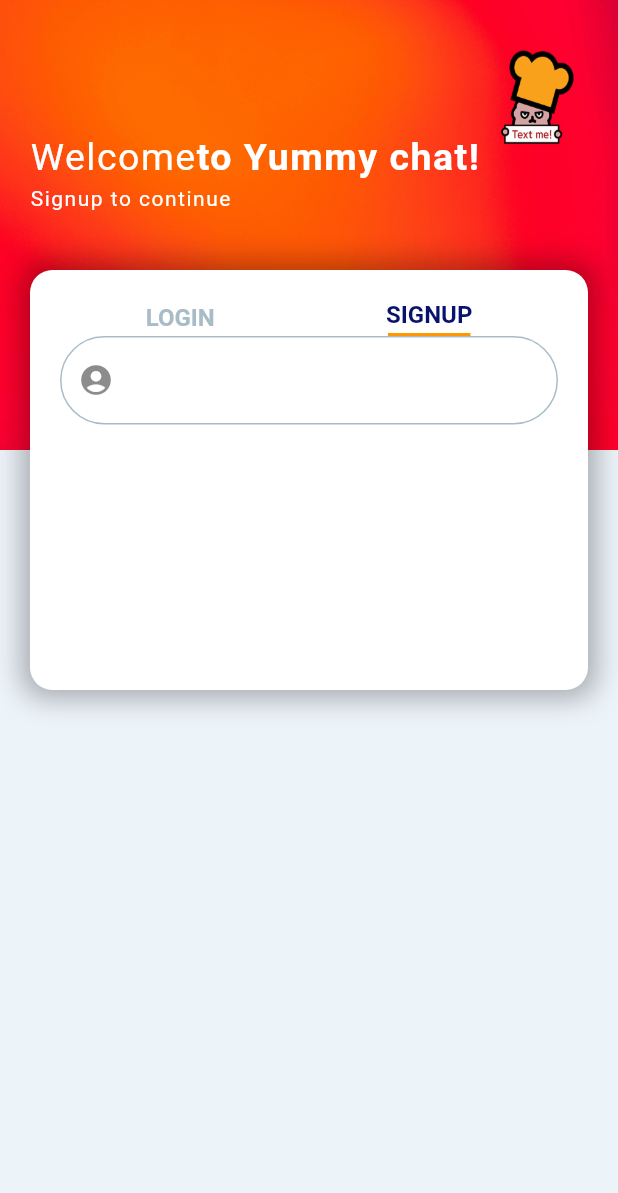
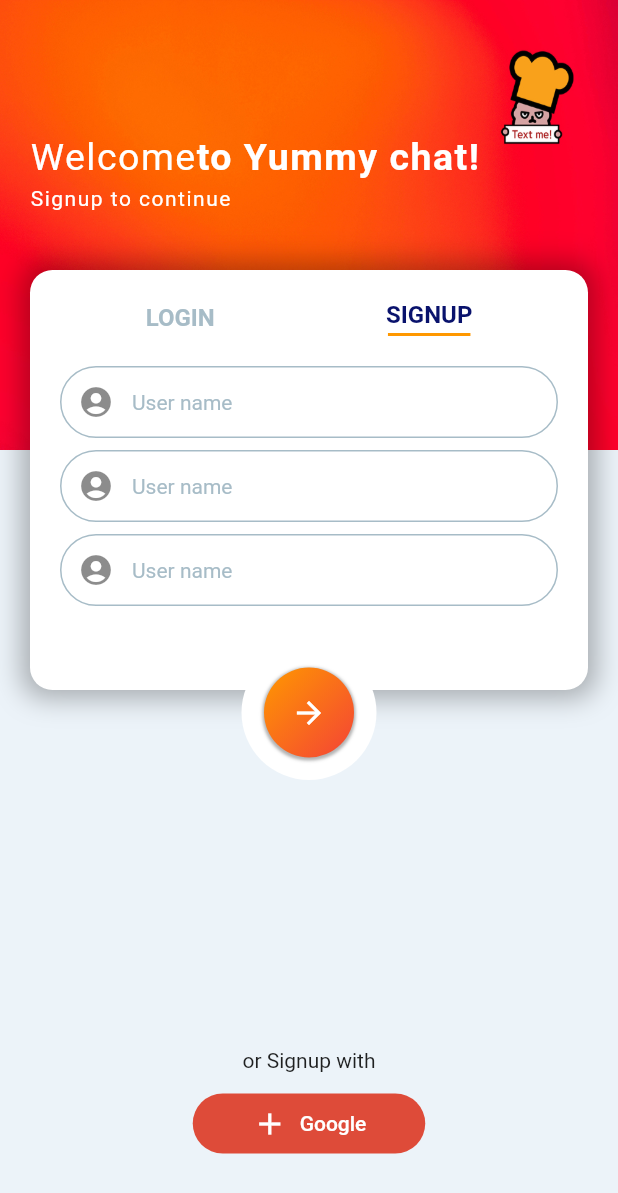
Before and after one commit to kwonjs1996/flutter-chatting, a Flutter app: the screen it shows after launch, on a phone screen of 412 x 824 dp. Shown: the top 1193 px of the screen. Run offline on Flutter 3.47's test engine with Material 2 defaults, Android fonts, the phone set to English and light mode, and no system bars.

Commit message:
chatting app ui(button, google login)

```diff
--- a/lib/screens/main_screen.dart
+++ b/lib/screens/main_screen.dart
@@ -70,6 +70,7 @@ class _LoginSignupScreenState extends State<LoginSignupScreen> {
               ),
             ),
           ),
+          //배경
           Positioned(
             top: 180,
             child: Container(
@@ -152,6 +153,7 @@ class _LoginSignupScreenState extends State<LoginSignupScreen> {
                     ],
                   ),
                   Container(
+                    padding: EdgeInsets.only(top: 20),
                     child: Form(
                       child: Column(
                         children: [
@@ -174,14 +176,148 @@ class _LoginSignupScreenState extends State<LoginSignupScreen> {
                                   Radius.circular(35),
                                 ),
                               ),
+                              hintText: 'User name',
+                              hintStyle: TextStyle(
+                                fontSize: 14,
+                                color: Palette.textColor1,
+                              ),
+                              contentPadding: EdgeInsets.all(10),
+                            ),
+                          ),
+                          SizedBox(
+                            height: 8,
+                          ),
+                          TextFormField(
+                            decoration: InputDecoration(
+                              prefixIcon: Icon(
+                                Icons.account_circle,
+                              ),
+                              enabledBorder: OutlineInputBorder(
+                                borderSide:
+                                    BorderSide(color: Palette.textColor1),
+                                borderRadius: BorderRadius.all(
+                                  Radius.circular(35),
+                                ),
+                              ),
+                              focusedBorder: OutlineInputBorder(
+                                borderSide:
+                                    BorderSide(color: Palette.textColor1),
+                                borderRadius: BorderRadius.all(
+                                  Radius.circular(35),
+                                ),
+                              ),
+                              hintText: 'User name',
+                              hintStyle: TextStyle(
+                                fontSize: 14,
+                                color: Palette.textColor1,
+                              ),
+                              contentPadding: EdgeInsets.all(10),
+                            ),
+                          ),
+                          SizedBox(
+                            height: 8,
+                          ),
+                          TextFormField(
+                            decoration: InputDecoration(
+                              prefixIcon: Icon(
+                                Icons.account_circle,
+                              ),
+                              enabledBorder: OutlineInputBorder(
+                                borderSide:
+                                    BorderSide(color: Palette.textColor1),
+                                borderRadius: BorderRadius.all(
+                                  Radius.circular(35),
+                                ),
+                              ),
+                              focusedBorder: OutlineInputBorder(
+                                borderSide:
+                                    BorderSide(color: Palette.textColor1),
+                                borderRadius: BorderRadius.all(
+                                  Radius.circular(35),
+                                ),
+                              ),
+                              hintText: 'User name',
+                              hintStyle: TextStyle(
+                                fontSize: 14,
+                                color: Palette.textColor1,
+                              ),
+                              contentPadding: EdgeInsets.all(10),
                             ),
                           ),
                         ],
                       ),
                     ),
-                  )
+                  ),
                 ],
               ),
+            ),
+          ),
+          //텍스트 폼 필드
+          Positioned(
+            top: 430,
+            right: 0,
+            left: 0,
+            child: Center(
+              child: Container(
+                padding: EdgeInsets.all(15),
+                height: 90,
+                width: 90,
+                decoration: BoxDecoration(
+                  color: Colors.white,
+                  borderRadius: BorderRadius.circular(50),
+                ),
+                child: Container(
+                  decoration: BoxDecoration(
+                    gradient: LinearGradient(
+                      colors: [
+                        Colors.orange,
+                        Colors.red,
+                      ],
+                      begin: Alignment.topLeft,
+                      end: Alignment.bottomRight,
+                    ),
+                    borderRadius: BorderRadius.circular(30),
+                    boxShadow: [
+                      BoxShadow(
+                        color: Colors.black.withOpacity(0.3),
+                        spreadRadius: 1,
+                        blurRadius: 1,
+                        offset: Offset(0, 1),
+                      ),
+                    ],
+                  ),
+                  child: Icon(
+                    Icons.arrow_forward,
+                    color: Colors.white,
+                  ),
+                ),
+              ),
+            ),
+          ),
+          //전송버ㅡㄴ
+          Positioned(
+            top: MediaQuery.of(context).size.height - 125,
+            right: 0,
+            left: 0,
+            child: Column(
+              children: [
+                Text('or Signup with'),
+                SizedBox(
+                  height: 10,
+                ),
+                TextButton.icon(
+                    onPressed: () {},
+                    style: TextButton.styleFrom(
+                      primary: Colors.white,
+                      minimumSize: Size(155, 40),
+                      shape: RoundedRectangleBorder(
+                        borderRadius: BorderRadius.circular(20),
+                      ),
+                      backgroundColor: Palette.googleColor,
+                    ),
+                    icon: Icon(Icons.add),
+                    label: Text('Google'))
+              ],
             ),
           ),
         ],
```
